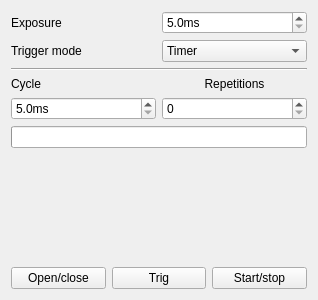
Above: mrtShutter/mrtShutterGui/mrtShutterGui.ui from MatthewJCameron/imbl before the change. Below: the same form after it.
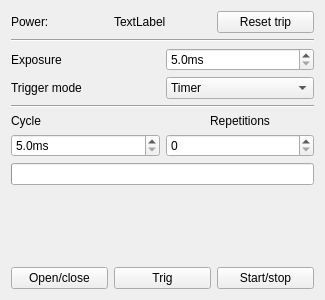
That is the form after the change. Custom widgets are drawn as their Qt base class.

```diff
--- a/mrtShutter/mrtShutterGui/mrtShutterGui.ui
+++ b/mrtShutter/mrtShutterGui/mrtShutterGui.ui
@@ -6,7 +6,7 @@
    <rect>
     <x>0</x>
     <y>0</y>
-    <width>318</width>
+    <width>325</width>
     <height>300</height>
    </rect>
   </property>
@@ -14,6 +14,38 @@
    <string>mrtShutterGui</string>
   </property>
   <layout class="QVBoxLayout" name="verticalLayout">
+   <item>
+    <layout class="QHBoxLayout" name="horizontalLayout">
+     <item>
+      <widget class="QLabel" name="label_5">
+       <property name="text">
+        <string>Power:</string>
+       </property>
+      </widget>
+     </item>
+     <item>
+      <widget class="QLabel" name="powerState">
+       <property name="text">
+        <string>TextLabel</string>
+       </property>
+      </widget>
+     </item>
+     <item>
+      <widget class="QPushButton" name="powerReset">
+       <property name="text">
+        <string>Reset trip</string>
+       </property>
+      </widget>
+     </item>
+    </layout>
+   </item>
+   <item>
+    <widget class="Line" name="line_2">
+     <property name="orientation">
+      <enum>Qt::Horizontal</enum>
+     </property>
+    </widget>
+   </item>
    <item>
     <layout class="QGridLayout" name="gridLayout_2">
      <item row="0" column="0">
```
Left out of the diff: 11 changed lines with no effect on the pictures.
